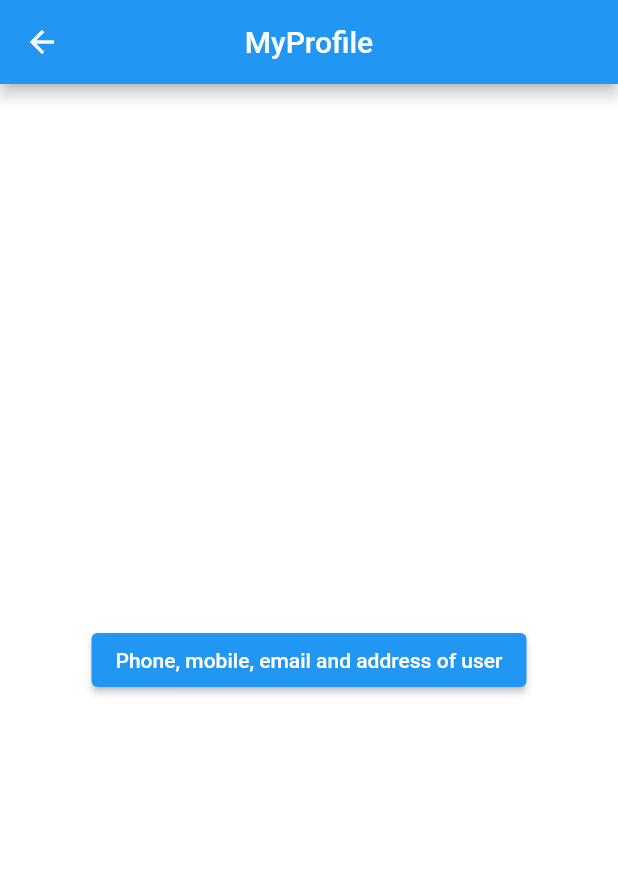
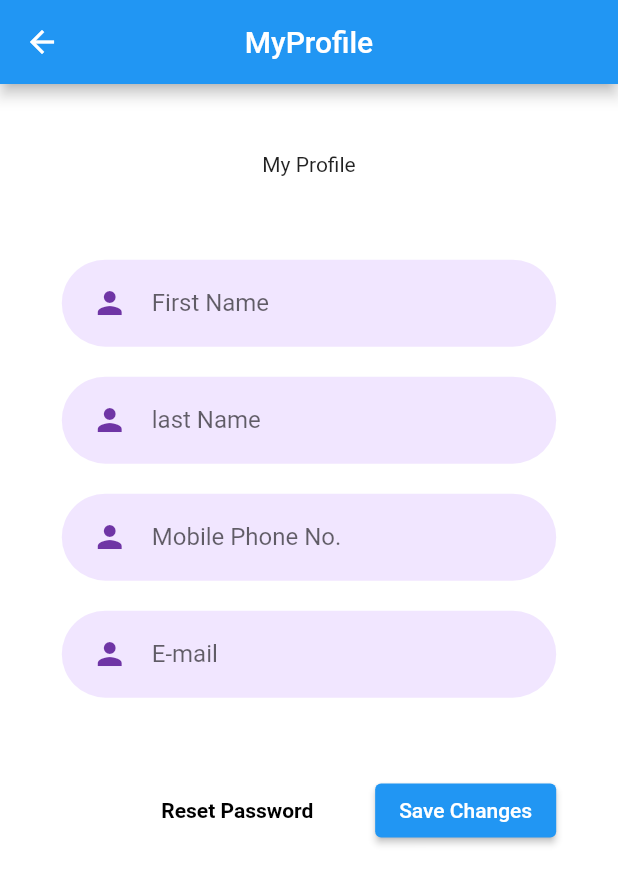
Before and after one commit to abdullahabid04/flutterapp, a Flutter app: the MyProfile screen opened directly, on a phone screen of 412 x 824 dp. Shown: the top 884 px of the screen. Run offline on Flutter 3.47's test engine with Material 2 defaults, Android fonts, the phone set to English and light mode, and no system bars; our stand-ins replace flutter_svg.

Commit message:
eight commit

```diff
--- a/lib/UserDashBoard/SideBarScreens/myprofile.dart
+++ b/lib/UserDashBoard/SideBarScreens/myprofile.dart
@@ -0,0 +1,64 @@
+import 'dart:developer';
+
+import 'package:flutter/material.dart';
+import '/components/rounded_input_field.dart';
+
+class Profile extends StatelessWidget {
+  const Profile({Key? key}) : super(key: key);
+
+  @override
+  Widget build(BuildContext context) {
+    Size size = MediaQuery.of(context).size;
+    return Container(
+      alignment: Alignment.center,
+      child: Column(children: [
+        Container(
+          alignment: Alignment.center,
+          height: size.height * 0.13,
+          child: Text("My Profile"),
+        ),
+        Container(
+          child: RoundedInputField(hintText: "First Name"),
+        ),
+        Container(
+          child: RoundedInputField(hintText: "last Name"),
+        ),
+        Container(
+          child: RoundedInputField(hintText: "Mobile Phone No."),
+        ),
+        Container(
+          child: RoundedInputField(hintText: "E-mail"),
+        ),
+        Container(
+          height: size.height * 0.05,
+        ),
+        Container(
+          alignment: Alignment.centerRight,
+          child: Row(children: [
+            Expanded(child: Container()),
+            GestureDetector(
+              onTap: () => {},
+              child: Text(
+                "Reset Password",
+                style: TextStyle(
+                  color: Colors.black,
+                  fontWeight: FontWeight.bold,
+                ),
+              ),
+            ),
+            Container(
+              width: size.width * 0.1,
+            ),
+            ElevatedButton(
+              onPressed: () => {},
+              child: Text("Save Changes"),
+            ),
+            Container(
+              width: size.width * 0.1,
+            ),
+          ]),
+        ),
+      ]),
+    );
+  }
+}
--- a/lib/UserDashBoard/mydrawer.dart
+++ b/lib/UserDashBoard/mydrawer.dart
@@ -95,7 +95,7 @@ class MyDrawer extends StatelessWidget {
                   );
                 }),
             ListTile(
-                leading: const Icon(Icons.accessibility),
+                leading: const Icon(Icons.groups),
                 title: const Text('Referral Program'),
                 onTap: () {
                   Navigator.push(
@@ -107,7 +107,7 @@ class MyDrawer extends StatelessWidget {
             ListTile(
                 leading: const Icon(Icons.logout),
                 title: const Text('Log Out'),
-                onTap: () {}),
+                onTap: () => {}),
           ],
         ),
       ),
--- a/lib/UserDashBoard/sidebarroutes.dart
+++ b/lib/UserDashBoard/sidebarroutes.dart
@@ -4,6 +4,7 @@ import 'SideBarScreens/mydevices.dart';
 import 'SideBarScreens/referralprogram.dart';
 import 'SideBarScreens/servicehistory.dart';
 import 'SideBarScreens/billing.dart';
+import 'SideBarScreens/myprofile.dart';
 
 class ScanForQuality extends StatelessWidget {
   const ScanForQuality({Key? key}) : super(key: key);
@@ -128,14 +129,7 @@ class MyProfile extends StatelessWidget {
           onPressed: () => {Navigator.of(context).pop()},
         ),
       ),
-      body: Center(
-        child: ElevatedButton(
-          child: const Text('Phone, mobile, email and address of user'),
-          onPressed: () {
-            // Navigate to second route when tapped.
-          },
-        ),
-      ),
+      body: Profile(),
     );
   }
 }
```
